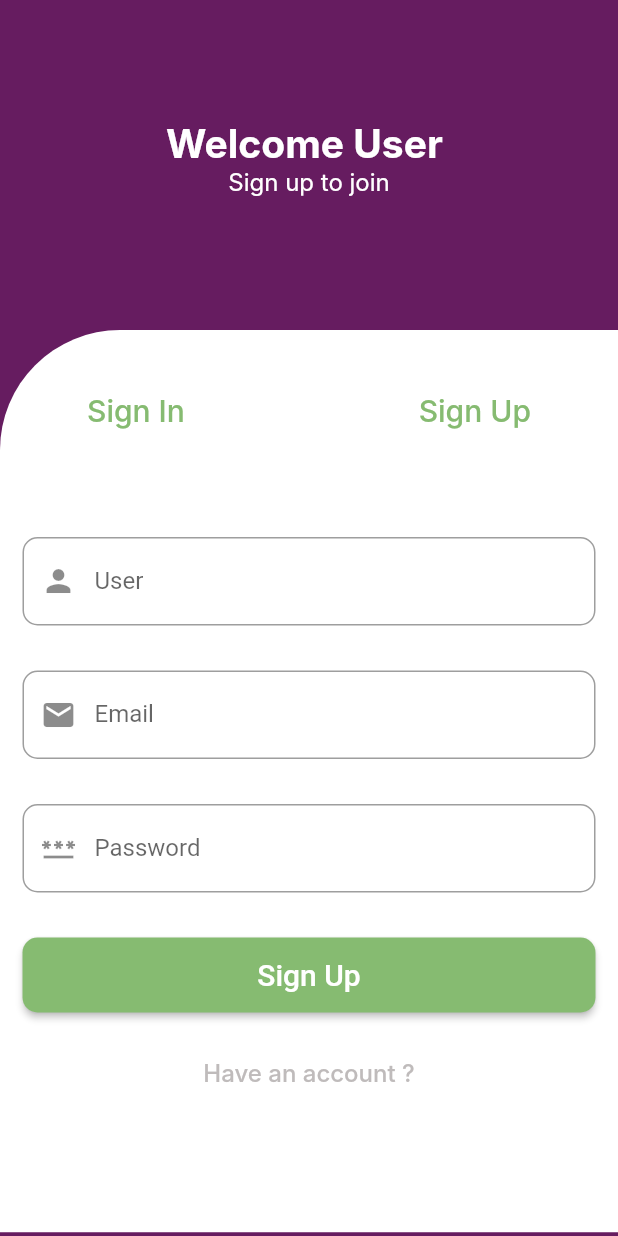
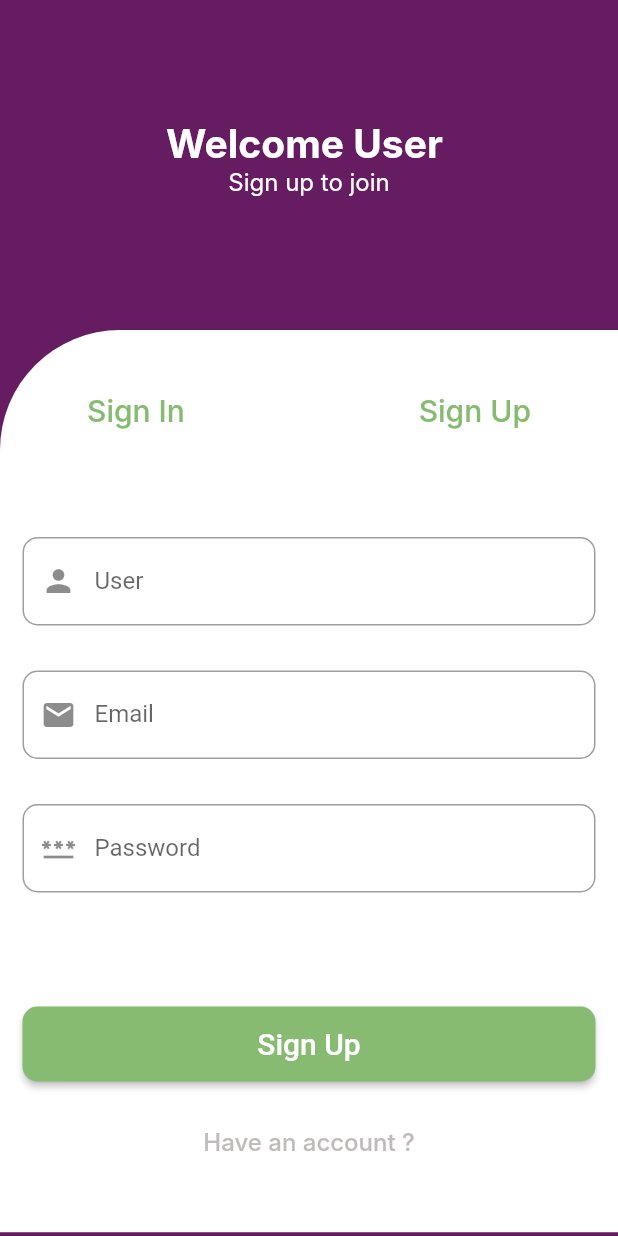
Before and after one commit to marwafakhfakh/Application, a Flutter app: the RegisterView screen opened by its route, on a phone screen of 412 x 824 dp. Run offline on Flutter 3.47's test engine with Material 2 defaults, Android fonts, the phone set to English and light mode, and no system bars; our stand-ins replace dio, flutter_secure_storage, get; accounts and stored records are empty; network calls fail; Roboto replaces fonts that are missing (Inter).

Commit message:
need to fix register && category service

```diff
--- /dev/null
+++ b/lib/app/data/services/auth_service.dart
@@ -0,0 +1,34 @@
+import 'package:application/app/data/services/baseApi.dart';
+import 'package:dio/dio.dart';
+ // Importez la classe ApiConfig
+
+class AuthService {
+  static Dio dio = Dio();
+
+  static Future<Map<String, dynamic>> register({
+    required String name,
+    required String email,
+    required String password,
+  }) async {
+
+      Response response = await dio.post(
+        "${ApiConfig.baseApi}/register",
+
+        // Utilisez ApiConfig.baseApi pour accéder à la base de l'API
+        data: {
+          "name": name,
+          "email": email,
+          "password": password,
+        },
+      );
+
+      if (response.statusCode == 200) {
+        return response.data;
+      } else {
+        throw Exception('Failed to register');
+      }
+
+  }
+
+  // login ...
+}
--- /dev/null
+++ b/lib/app/data/services/baseApi.dart
@@ -0,0 +1,3 @@
+class ApiConfig {
+  static String baseApi = "http://10.10.96.28:8000/api";
+}
--- a/lib/app/modules/question/views/question_view.dart
+++ b/lib/app/modules/question/views/question_view.dart
@@ -1,6 +1,7 @@
 import 'package:application/app/ApplicationStyle/CustomButton.dart';
 import 'package:application/app/ApplicationStyle/CustomText.dart';
 import 'package:application/app/ApplicationStyle/appcolor.dart';
+import 'package:application/app/modules/quiz/views/quiz_view.dart';
 import 'package:flutter/material.dart';
 
 import 'package:get/get.dart';
@@ -31,7 +32,7 @@ class QuestionView extends GetView<QuestionController> {
                           Icons.arrow_back_rounded,
                         ),
                         onPressed: () {
-
+                          Get.to((QuizView()));
                         },
                       ),
                     ),
--- a/lib/app/modules/ready/views/ready_view.dart
+++ b/lib/app/modules/ready/views/ready_view.dart
@@ -2,6 +2,7 @@ import 'package:application/app/ApplicationStyle/CustomButton.dart';
 import 'package:application/app/ApplicationStyle/CustomText.dart';
 import 'package:application/app/ApplicationStyle/ImageRessources.dart';
 import 'package:application/app/ApplicationStyle/appcolor.dart';
+import 'package:application/app/modules/login/bindings/login_binding.dart';
 import 'package:application/app/modules/login/views/login_view.dart';
 import 'package:flutter/material.dart';
 
@@ -38,7 +39,7 @@ class ReadyView extends GetView<ReadyController> {
               child: CustomButton(
                 buttonText: 'Next',
                 onPressed: () {
-                  Get.to(LoginView());
+                  Get.to(LoginView(),binding: LoginBinding());
                 },
               ),
             ),
--- a/lib/app/modules/register/views/register_view.dart
+++ b/lib/app/modules/register/views/register_view.dart
@@ -3,18 +3,21 @@ import 'package:application/app/ApplicationStyle/CustomText.dart';
 import 'package:application/app/ApplicationStyle/appcolor.dart';
 import 'package:application/app/modules/category/views/category_view.dart';
 import 'package:application/app/modules/login/views/login_view.dart';
+import 'package:application/app/modules/register/controllers/register_controller.dart';
 import 'package:flutter/material.dart';
 
 import 'package:get/get.dart';
 
-class RegisterView extends GetView {
-  const RegisterView({Key? key}) : super(key: key);
+class RegisterView extends GetView<RegisterController> {
+ RegisterView({Key? key}) : super(key: key);
+    final registerFormKey = GlobalKey<FormState>();
 
   @override
   Widget build(BuildContext context) {
     return Scaffold(
       backgroundColor: AppColors.PrimaryColorDark,
-      body: Column(
+      body: SingleChildScrollView(
+        child: Column(
           crossAxisAlignment: CrossAxisAlignment.center,
           children: [
             SizedBox(
@@ -76,16 +79,30 @@ class RegisterView extends GetView {
                       ),
                       Container(
                           child: Padding(
-                            padding: EdgeInsets.only(
-                                          left: 15, right: 15, top: 60),
+                              padding:
+                                  EdgeInsets.only(left: 15, right: 15, top: 60),
+                              child: Form(
+                                key: controller.registerFormKey,
+                                autovalidateMode:
+                                    AutovalidateMode.onUserInteraction,
                                 child: Column(
                                   children: [
                                     TextFormField(
+                                      controller: controller.nameController,
+                                      validator: (v) {
+
+
+                                      },
+                                      onSaved: (v) {
+                                        controller.name = v!;
+                                      },
+                                      keyboardType: TextInputType.text,
                                       decoration: InputDecoration(
                                         labelText: 'User',
                                         prefixIcon: Icon(Icons.person),
                                         border: OutlineInputBorder(
-                                      borderRadius: BorderRadius.circular(10.0),
+                                          borderRadius:
+                                              BorderRadius.circular(10.0),
                                           borderSide: BorderSide(
                                               color: AppColors.TextColor4),
                                         ),
@@ -93,11 +110,20 @@ class RegisterView extends GetView {
                                     ),
                                     SizedBox(height: 30.0),
                                     TextFormField(
+                                            controller: controller.emailController,
+                                            validator: (v) {
+                                              return controller.validateEmail(v!);
+                                            },
+                                            onSaved: (v) {
+                                              controller.email = v!;
+                                            },
+                                            keyboardType: TextInputType.emailAddress,
                                             decoration: InputDecoration(
                                               labelText: 'Email',
                                               prefixIcon: Icon(Icons.email),
                                               border: OutlineInputBorder(
-                                      borderRadius: BorderRadius.circular(10.0),
+                                                borderRadius:
+                                                    BorderRadius.circular(10.0),
                                                 borderSide: BorderSide(
                                                     color: AppColors.TextColor4),
                                               ),
@@ -105,11 +131,19 @@ class RegisterView extends GetView {
                                        ),
                                     SizedBox(height: 30.0),
                                     TextFormField(
+                                      controller: controller.passwordController,
+                                      validator: (v) {
+                                        return controller.validatePassword(v!);
+                                      },
+                                      onSaved: (v) {  controller.password =v!;},
+                                      keyboardType: TextInputType.visiblePassword,
+                                      obscureText: true,
                                       decoration: InputDecoration(
                                         labelText: 'Password',
                                         prefixIcon: Icon(Icons.password),
                                         border: OutlineInputBorder(
-                                      borderRadius: BorderRadius.circular(10.0),
+                                          borderRadius:
+                                              BorderRadius.circular(10.0),
                                           borderSide: BorderSide(
                                               color: AppColors.TextColor4),
                                         ),
@@ -118,11 +152,20 @@ class RegisterView extends GetView {
                                     const SizedBox(
                                       height: 30,
                                     ),
+                                    Obx(() => controller.isLoading.value == true ?
+                                   const Center(child:
+                                   CircularProgressIndicator()): const Text(""),),
+
+
+                                      const SizedBox(
+                                      height: 30,
+                                    ),
                                     Container(
                                       child: CustomButton(
                                         buttonText: 'Sign Up',
                                         onPressed: () {
-                                      Get.to(CategoryView());
+                                          controller.doRegister();
+                                          //Get.to(CategoryView());
                                         },
                                       ),
                                     ),
@@ -135,10 +178,12 @@ class RegisterView extends GetView {
                                       },
                                       child: Text(
                                         'Have an account ?',
-    style: StyleResources.MeduimTitle , // Use the style from StyleResources
+                                        style: StyleResources
+                                            .MeduimTitle, // Use the style from StyleResources
                                       ),
                                     )
                                   ],
+                                ),
                               )))
                     ],
                   ),
@@ -147,6 +192,7 @@ class RegisterView extends GetView {
             ),
           ],
         ),
+      ),
     );
   }
 }
--- a/lib/app/routes/app_pages.dart
+++ b/lib/app/routes/app_pages.dart
@@ -22,7 +22,7 @@ part 'app_routes.dart';
 class AppPages {
   AppPages._();
 
-  static const INITIAL = Routes.CATEGORY;
+  static const INITIAL = Routes.SPLASH;
 
   static final routes = [
     GetPage(
@@ -42,7 +42,7 @@ class AppPages {
     ),
     GetPage(
       name: _Paths.CATEGORY,
-      page: () => const CategoryView(),
+      page: () => CategoryView(),
       binding: CategoryBinding(),
     ),
     GetPage(
@@ -52,7 +52,7 @@ class AppPages {
     ),
     GetPage(
       name: _Paths.REGISTER,
-      page: () => const RegisterView(),
+      page: () =>  RegisterView(),
       binding: RegisterBinding(),
     ),
     GetPage(
--- a/pubspec.yaml
+++ b/pubspec.yaml
@@ -7,11 +7,14 @@ environment:
 
 dependencies:
   cupertino_icons: ^1.0.2
-  get_cli: ^1.8.4
+  get_cli: 1.8.1
   get: 4.6.6
+  flutter_secure_storage: ^9.0.0
   get_storage: ^2.1.1
   dio: ^5.3.3
+  http: 0.13.6
   flutter_staggered_grid_view: ^0.7.0
+  shared_preferences:
   flutter:
     sdk: flutter
 
```
Also changed, not shown: lib/app/data/models/category_model.dart (added, +45 -0 lines), lib/app/data/models/user_model.dart (added, +57 -0 lines), lib/app/data/services/category_service.dart (added, +25 -0 lines), lib/app/modules/category/controllers/category_controller.dart (+19 -4 lines), lib/app/modules/category/views/category_view.dart (+13 -3 lines), lib/app/modules/login/views/login_view.dart (+6 -2 lines), lib/app/modules/register/controllers/register_controller.dart (+70 -0 lines), pubspec.lock, 5 other files. Lines whose indentation alone changed are shown as unchanged.
